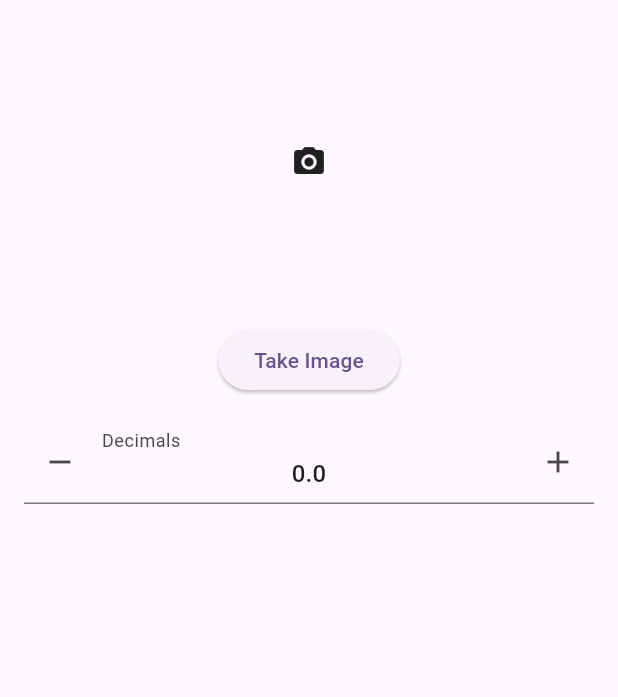
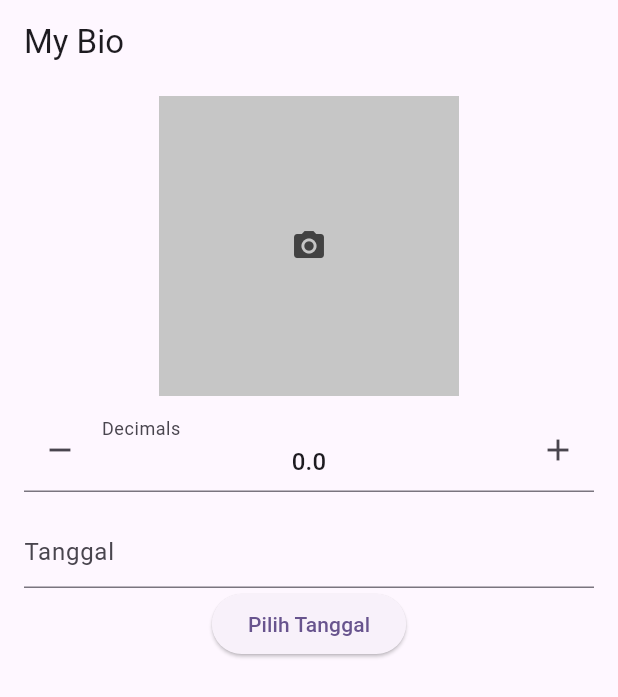
Before and after one commit to fdavidsen/Backup-Matkul-Mobile-Backend, a Flutter app: the screen it shows after launch, on a phone screen of 412 x 824 dp. Shown: the top 697 px of the screen. Run offline on Flutter 3.47's test engine with Material 2 defaults, Android fonts, the phone set to English and light mode, and no system bars; drawn by our look-alikes of flutter_spinbox; our stand-ins replace image_picker, shared_preferences, syncfusion_flutter_datepicker.

Commit message:
Update home.dart

```diff
--- a/lib/m02/home.dart
+++ b/lib/m02/home.dart
@@ -4,6 +4,7 @@ import 'package:flutter/material.dart';
 import 'package:flutter_spinbox/flutter_spinbox.dart';
 import 'package:image_picker/image_picker.dart';
 import 'package:shared_preferences/shared_preferences.dart';
+import 'package:syncfusion_flutter_datepicker/datepicker.dart';
 
 class Home2 extends StatefulWidget {
   const Home2({super.key});
@@ -14,18 +15,24 @@ class Home2 extends StatefulWidget {
 
 class _Home2State extends State<Home2> {
   String? _image;
+  String? _tanggal;
   double _score = 0;
   final ImagePicker _picker = ImagePicker();
 
   final String _keyScore = 'score';
   final String _keyImage = 'image';
+  final String _keyTanggal = 'date';
   late SharedPreferences prefs;
+
+  TextEditingController datePickerController = TextEditingController();
 
   void loadData() async {
     prefs = await SharedPreferences.getInstance();
     setState(() {
       _score = (prefs.getDouble(_keyScore) ?? 0);
       _image = prefs.getString(_keyImage);
+      _tanggal = prefs.getString(_keyTanggal);
+      datePickerController.text = _tanggal!;
     });
   }
 
@@ -48,6 +55,17 @@ class _Home2State extends State<Home2> {
     }
   }
 
+  Future<void> _setTanggal(String? value) async {
+    prefs = await SharedPreferences.getInstance();
+    if (value != null) {
+      setState(() {
+        prefs.setString(_keyTanggal, value);
+        _tanggal = prefs.getString(_keyTanggal);
+        datePickerController.text = _tanggal!;
+      });
+    }
+  }
+
   @override
   void initState() {
     super.initState();
@@ -57,12 +75,16 @@ class _Home2State extends State<Home2> {
   @override
   Widget build(BuildContext context) {
     return Scaffold(
+      appBar: AppBar(title: const Text('My Bio')),
       body: Padding(
-        padding: EdgeInsets.all(8),
+        padding: const EdgeInsets.all(8),
         child: Center(
           child: Column(
             children: [
               Container(
+                width: 200,
+                height: 200,
+                decoration: BoxDecoration(color: Colors.red[200]),
                 child: _image != null
                     ? Image.file(
                         File(_image!),
@@ -72,34 +94,76 @@ class _Home2State extends State<Home2> {
                     : Container(
                         width: 200,
                         height: 200,
-                        child: Icon(Icons.camera_alt),
+                        decoration: const BoxDecoration(
+                            color: Color.fromARGB(255, 198, 198, 198)),
+                        child: Icon(
+                          Icons.camera_alt,
+                          color: Colors.grey[800],
+                        ),
                       ),
               ),
+              // Padding(
+              //   padding: const EdgeInsets.all(8),
+              //   child: ElevatedButton(
+              //     onPressed: () async {
+              //       XFile? image =
+              //           await _picker.pickImage(source: ImageSource.gallery);
+              //       setState(() {
+              //         if (image != null) {
+              //           _image = image.path;
+              //           _setImage(image.path);
+              //         }
+              //       });
+              //     },
+              //     child: const Text('Take Image'),
+              //   ),
+              // ),
               Padding(
-                padding: EdgeInsets.all(8),
-                child: ElevatedButton(
-                  onPressed: () async {
-                    XFile? image = await _picker.pickImage(source: ImageSource.gallery);
-                    setState(() {
-                      if (image != null) {
-                        _image = image.path;
-                        _setImage(image.path);
-                      }
-                    });
-                  },
-                  child: Text('Take Image'),
-                ),
-              ),
-              Padding(
-                padding: EdgeInsets.all(8),
+                padding: const EdgeInsets.all(8),
                 child: SpinBox(
                   max: 10,
                   min: 0,
                   value: _score,
                   decimals: 1,
                   step: 0.1,
-                  decoration: InputDecoration(labelText: 'Decimals'),
+                  decoration: const InputDecoration(labelText: 'Decimals'),
                   onChanged: _setScore,
+                ),
+              ),
+              Padding(
+                padding: EdgeInsets.all(8),
+                child: Column(
+                  children: [
+                    TextField(
+                      controller: datePickerController,
+                      decoration: InputDecoration(hintText: 'Tanggal'),
+                    ),
+                    ElevatedButton(
+                        onPressed: () {
+                          Navigator.push(
+                              context,
+                              MaterialPageRoute(
+                                  builder: (context) => Scaffold(
+                                        appBar: AppBar(
+                                          title: Text('Pilih Tanggal'),
+                                        ),
+                                        body: Padding(
+                                          padding: const EdgeInsets.all(8.0),
+                                          child: SfDateRangePicker(
+                                            showActionButtons: true,
+                                            initialDisplayDate:
+                                                DateTime.parse(_tanggal!),
+                                            onSubmit: (value) {
+                                              print(value);
+                                              _setTanggal(value.toString());
+                                              Navigator.pop(context);
+                                            },
+                                          ),
+                                        ),
+                                      )));
+                        },
+                        child: Text('Pilih Tanggal'))
+                  ],
                 ),
               )
             ],
```
